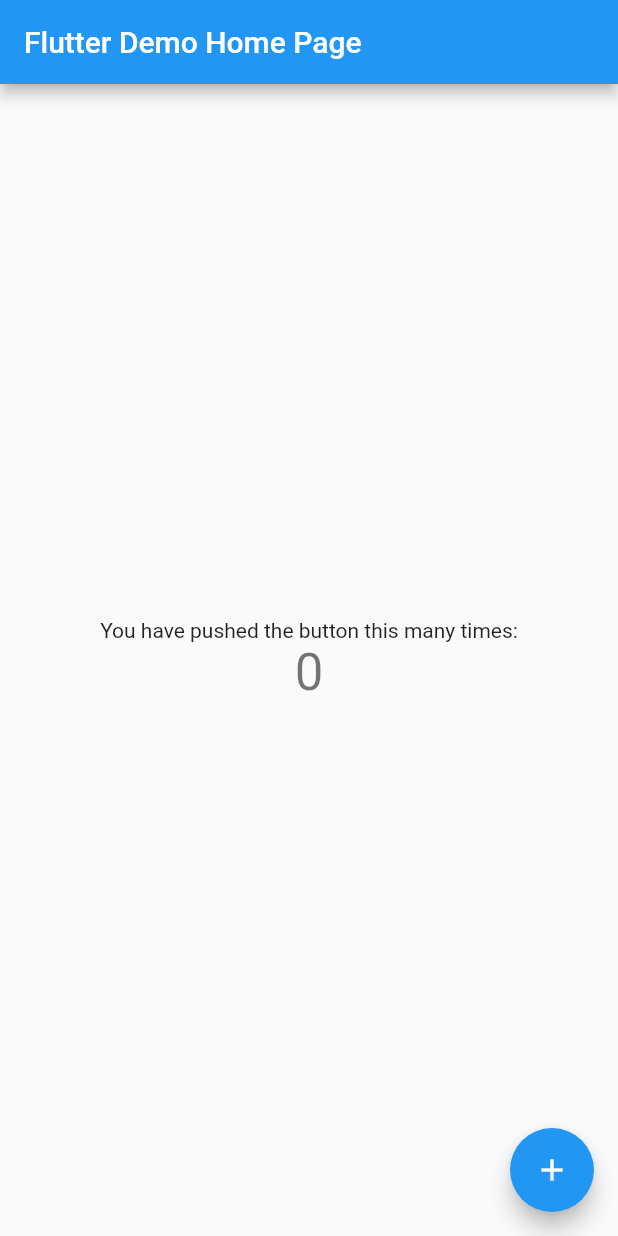
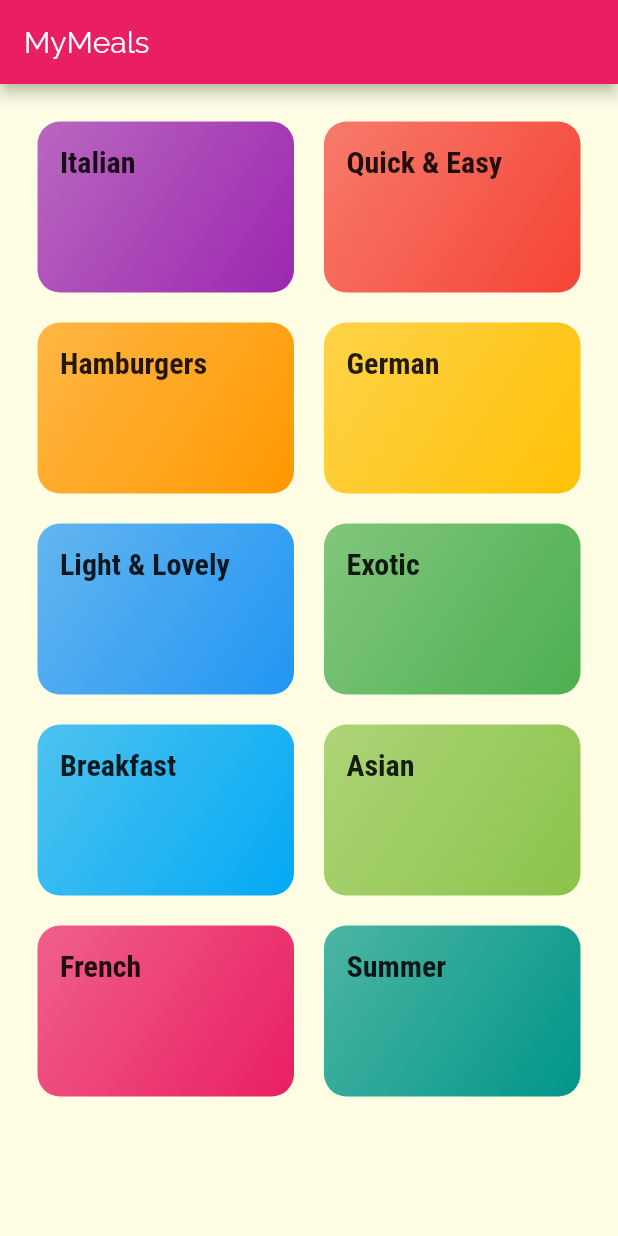
Before and after one commit to jacek-kaminski/flutter-meals-app, a Flutter app: the screen it shows after launch, on a phone screen of 412 x 824 dp. Run offline on Flutter 3.47's test engine with Material 2 defaults, Android fonts, the phone set to English and light mode, and no system bars.

Commit message:
Basic navigation

```diff
--- /dev/null
+++ b/lib/categories_screen.dart
@@ -0,0 +1,31 @@
+import 'package:flutter/material.dart';
+
+import './dummy_data.dart';
+import './category_item.dart';
+
+class CategoriesScreen extends StatelessWidget {
+  @override
+  Widget build(BuildContext context) {
+    return Scaffold(
+      appBar: AppBar(
+        title: const Text('MyMeals'),
+      ),
+      body: GridView(
+        padding: const EdgeInsets.all(25),
+        children: DUMMY_CATEGORIES
+            .map((categoryData) => CategoryItem(
+                  categoryData.id,
+                  categoryData.title,
+                  categoryData.color,
+                ))
+            .toList(),
+        gridDelegate: SliverGridDelegateWithMaxCrossAxisExtent(
+          maxCrossAxisExtent: 200,
+          childAspectRatio: 3 / 2,
+          crossAxisSpacing: 20,
+          mainAxisSpacing: 20,
+        ),
+      ),
+    );
+  }
+}
--- /dev/null
+++ b/lib/category_item.dart
@@ -0,0 +1,48 @@
+import 'package:flutter/material.dart';
+
+import './category_meals_screen.dart';
+
+class CategoryItem extends StatelessWidget {
+  final String id;
+  final String title;
+  final Color color;
+
+  CategoryItem(this.id, this.title, this.color);
+
+  void selectCategory(BuildContext ctx) {
+    Navigator.of(ctx).push(
+      MaterialPageRoute(
+        builder: (_) {
+          return CategoryMealsScreen(id, title);
+        },
+      ),
+    );
+  }
+
+  @override
+  Widget build(BuildContext context) {
+    return InkWell(
+      onTap: () => selectCategory(context),
+      splashColor: Theme.of(context).primaryColor,
+      borderRadius: BorderRadius.circular(15),
+      child: Container(
+        padding: const EdgeInsets.all(15),
+        child: Text(
+          title,
+          style: Theme.of(context).textTheme.title,
+        ),
+        decoration: BoxDecoration(
+          gradient: LinearGradient(
+            colors: [
+              color.withOpacity(0.7),
+              color,
+            ],
+            begin: Alignment.topLeft,
+            end: Alignment.bottomRight,
+          ),
+          borderRadius: BorderRadius.circular(15),
+        ),
+      ),
+    );
+  }
+}
--- /dev/null
+++ b/lib/category_meals_screen.dart
@@ -0,0 +1,22 @@
+import 'package:flutter/material.dart';
+
+class CategoryMealsScreen extends StatelessWidget {
+  final String categoryId;
+  final String categoryTitle;
+
+  CategoryMealsScreen(this.categoryId, this.categoryTitle);
+
+  @override
+  Widget build(BuildContext context) {
+    return Scaffold(
+      appBar: AppBar(
+        title: Text(categoryTitle),
+      ),
+      body: Center(
+        child: Text(
+          'The Recipes For The Category!',
+        ),
+      ),
+    );
+  }
+}
--- /dev/null
+++ b/lib/dummy_data.dart
@@ -0,0 +1,56 @@
+import 'package:flutter/material.dart';
+
+import './models/category.dart';
+
+const DUMMY_CATEGORIES = const [
+  Category(
+    id: 'c1',
+    title: 'Italian',
+    color: Colors.purple,
+  ),
+  Category(
+    id: 'c2',
+    title: 'Quick & Easy',
+    color: Colors.red,
+  ),
+  Category(
+    id: 'c3',
+    title: 'Hamburgers',
+    color: Colors.orange,
+  ),
+  Category(
+    id: 'c4',
+    title: 'German',
+    color: Colors.amber,
+  ),
+  Category(
+    id: 'c5',
+    title: 'Light & Lovely',
+    color: Colors.blue,
+  ),
+  Category(
+    id: 'c6',
+    title: 'Exotic',
+    color: Colors.green,
+  ),
+  Category(
+    id: 'c7',
+    title: 'Breakfast',
+    color: Colors.lightBlue,
+  ),
+  Category(
+    id: 'c8',
+    title: 'Asian',
+    color: Colors.lightGreen,
+  ),
+  Category(
+    id: 'c9',
+    title: 'French',
+    color: Colors.pink,
+  ),
+  Category(
+    id: 'c10',
+    title: 'Summer',
+    color: Colors.teal,
+  ),
+];
--- a/lib/main.dart
+++ b/lib/main.dart
@@ -1,113 +1,32 @@
 import 'package:flutter/material.dart';
 
-void main() {
-  runApp(MyApp());
-}
+import './categories_screen.dart';
+
+void main() => runApp(MyApp());
 
 class MyApp extends StatelessWidget {
-  // This widget is the root of your application.
   @override
   Widget build(BuildContext context) {
     return MaterialApp(
-      title: 'Flutter Demo',
+      title: 'DeliMeals',
       theme: ThemeData(
-        // This is the theme of your application.
-        //
-        // Try running your application with "flutter run". You'll see the
-        // application has a blue toolbar. Then, without quitting the app, try
-        // changing the primarySwatch below to Colors.green and then invoke
-        // "hot reload" (press "r" in the console where you ran "flutter run",
-        // or simply save your changes to "hot reload" in a Flutter IDE).
-        // Notice that the counter didn't reset back to zero; the application
-        // is not restarted.
-        primarySwatch: Colors.blue,
-      ),
-      home: MyHomePage(title: 'Flutter Demo Home Page'),
+          primarySwatch: Colors.pink,
+          accentColor: Colors.amber,
+          canvasColor: Color.fromRGBO(255, 254, 229, 1),
+          fontFamily: 'Raleway',
+          textTheme: ThemeData.light().textTheme.copyWith(
+              body1: TextStyle(
+                color: Color.fromRGBO(20, 51, 51, 1),
+              ),
+              body2: TextStyle(
+                color: Color.fromRGBO(20, 51, 51, 1),
+              ),
+              title: TextStyle(
+                fontSize: 20,
+                fontFamily: 'RobotoCondensed',
+                fontWeight: FontWeight.bold,
+              ))),
+      home: CategoriesScreen(),
     );
   }
 }
-
-class MyHomePage extends StatefulWidget {
-  MyHomePage({Key? key, required this.title}) : super(key: key);
-
-  // This widget is the home page of your application. It is stateful, meaning
-  // that it has a State object (defined below) that contains fields that affect
-  // how it looks.
-
-  // This class is the configuration for the state. It holds the values (in this
-  // case the title) provided by the parent (in this case the App widget) and
-  // used by the build method of the State. Fields in a Widget subclass are
-  // always marked "final".
-
-  final String title;
-
-  @override
-  _MyHomePageState createState() => _MyHomePageState();
-}
-
-class _MyHomePageState extends State<MyHomePage> {
-  int _counter = 0;
-
-  void _incrementCounter() {
-    setState(() {
-      // This call to setState tells the Flutter framework that something has
-      // changed in this State, which causes it to rerun the build method below
-      // so that the display can reflect the updated values. If we changed
-      // _counter without calling setState(), then the build method would not be
-      // called again, and so nothing would appear to happen.
-      _counter++;
-    });
-  }
-
-  @override
-  Widget build(BuildContext context) {
-    // This method is rerun every time setState is called, for instance as done
-    // by the _incrementCounter method above.
-    //
-    // The Flutter framework has been optimized to make rerunning build methods
-    // fast, so that you can just rebuild anything that needs updating rather
-    // than having to individually change instances of widgets.
-    return Scaffold(
-      appBar: AppBar(
-        // Here we take the value from the MyHomePage object that was created by
-        // the App.build method, and use it to set our appbar title.
-        title: Text(widget.title),
-      ),
-      body: Center(
-        // Center is a layout widget. It takes a single child and positions it
-        // in the middle of the parent.
-        child: Column(
-          // Column is also a layout widget. It takes a list of children and
-          // arranges them vertically. By default, it sizes itself to fit its
-          // children horizontally, and tries to be as tall as its parent.
-          //
-          // Invoke "debug painting" (press "p" in the console, choose the
-          // "Toggle Debug Paint" action from the Flutter Inspector in Android
-          // Studio, or the "Toggle Debug Paint" command in Visual Studio Code)
-          // to see the wireframe for each widget.
-          //
-          // Column has various properties to control how it sizes itself and
-          // how it positions its children. Here we use mainAxisAlignment to
-          // center the children vertically; the main axis here is the vertical
-          // axis because Columns are vertical (the cross axis would be
-          // horizontal).
-          mainAxisAlignment: MainAxisAlignment.center,
-          children: <Widget>[
-            Text(
-              'You have pushed the button this many times:',
-            ),
-            Text(
-              '$_counter',
-              style: Theme.of(context).textTheme.headline4,
-            ),
-          ],
-        ),
-      ),
-      floatingActionButton: FloatingActionButton(
-        onPressed: _incrementCounter,
-        tooltip: 'Increment',
-        child: Icon(Icons.add),
-      ), // This trailing comma makes auto-formatting nicer for build methods.
-    );
-  }
-}
--- /dev/null
+++ b/lib/models/category.dart
@@ -0,0 +1,13 @@
+import 'package:flutter/material.dart';
+
+class Category {
+  final String id;
+  final String title;
+  final Color color;
+
+  const Category({
+    @required this.id,
+    this.title,
+    this.color = Colors.orange,
+  });
+}
```
Also changed, not shown: pubspec.yaml (+19 -13 lines), assets/fonts/Raleway-Black.ttf (added), assets/fonts/Raleway-Bold.ttf (added), assets/fonts/Raleway-Regular.ttf (added), assets/fonts/RobotoCondensed-Bold.ttf (added), assets/fonts/RobotoCondensed-Italic.ttf (added), assets/fonts/RobotoCondensed-Light.ttf (added), assets/fonts/RobotoCondensed-Regular.ttf (added).
